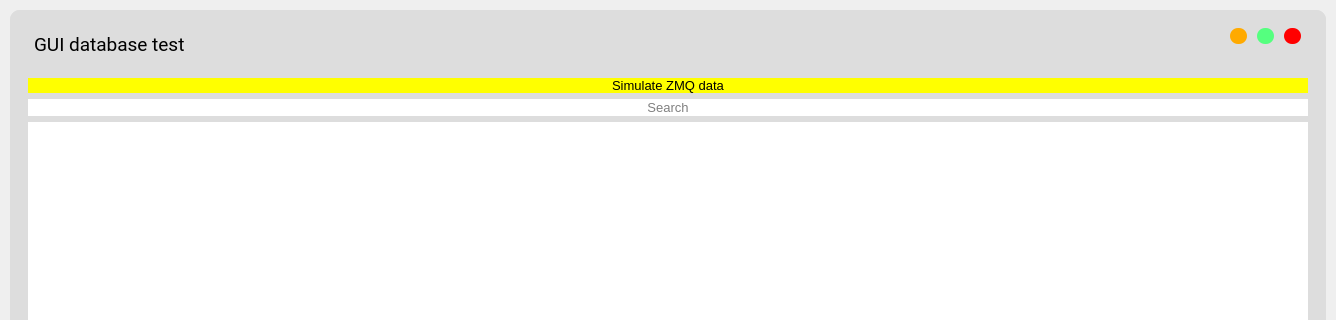
tomyummmm/Gen2-UHF-RFID-Reader, file GUI/ui_main.ui: the form before one commit; both pictures show x 0 to 1336 and y 0 to 320 of the 1336 by 601 pixel window.
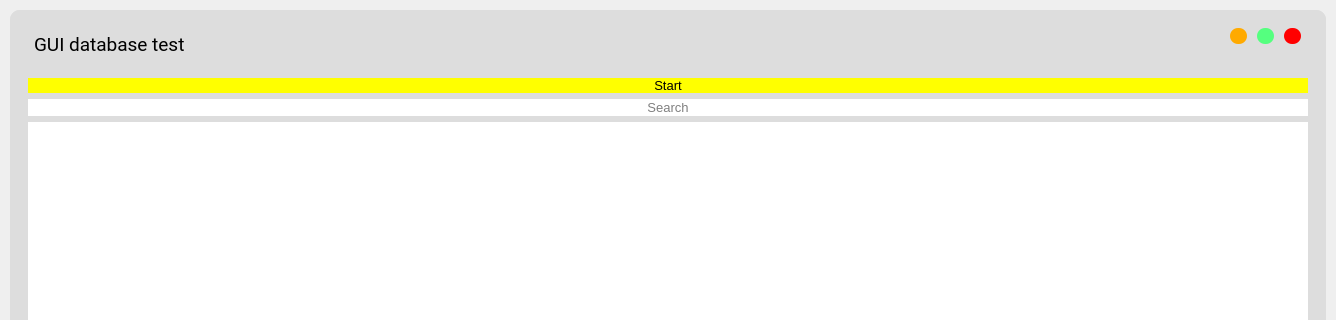
The form after the commit.

Commit message: Add python scripts for PyZMQ testing, update GUI with new features and start or stop.

Diff of the .ui file:
```diff
--- a/GUI/ui_main.ui
+++ b/GUI/ui_main.ui
@@ -318,7 +318,13 @@
                    <string notr="true">background-color: yellow</string>
                   </property>
                   <property name="text">
-                   <string>Simulate ZMQ data</string>
+                   <string>Start</string>
+                  </property>
+                  <property name="checkable">
+                   <bool>true</bool>
+                  </property>
+                  <property name="default">
+                   <bool>false</bool>
                   </property>
                  </widget>
                 </item>
```
Left out of the diff: 6 changed lines with no effect on the pictures. The commit also changes 7 other files.
